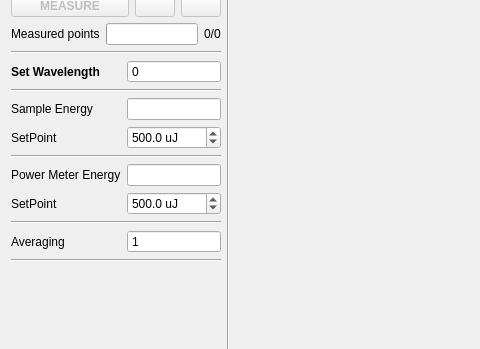
The window that modules/gui/designer/curve_measure_widget.ui (Kaldarinz/PA-RSCF-22-72-00015-) describes before a commit, drawn with Qt 5; both pictures show x 0 to 480 and y 188 to 537 of the 1117 by 842 pixel window.
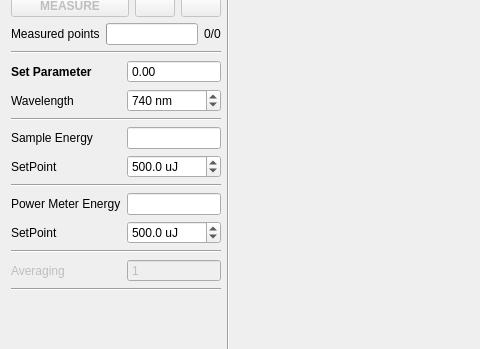
The same window after the commit. Icons and pictures are not drawn. Custom widgets are drawn as their Qt base class.

Commit message: refactor of curve measure

The edit to the form file:
```diff
--- a/modules/gui/designer/curve_measure_widget.ui
+++ b/modules/gui/designer/curve_measure_widget.ui
@@ -13,9 +13,7 @@
   <property name="windowTitle">
    <string>Form</string>
   </property>
-  <layout class="QVBoxLayout" name="verticalLayout_3">
-   <item>
-    <layout class="QHBoxLayout" name="horizontalLayout">
+  <layout class="QHBoxLayout" name="horizontalLayout_2">
      <item>
       <layout class="QVBoxLayout" name="verticalLayout_2">
        <item>
@@ -422,40 +420,21 @@
            </widget>
           </item>
           <item>
-           <layout class="QHBoxLayout" name="horizontalLayout_12">
+         <layout class="QHBoxLayout" name="horizontalLayout">
             <item>
              <widget class="QLabel" name="lbl_cur_param">
-              <property name="sizePolicy">
-               <sizepolicy hsizetype="Preferred" vsizetype="Preferred">
-                <horstretch>0</horstretch>
-                <verstretch>0</verstretch>
-               </sizepolicy>
-              </property>
               <property name="font">
                <font>
-                <weight>75</weight>
                 <bold>true</bold>
                </font>
               </property>
               <property name="text">
-               <string>Set Wavelength</string>
+             <string>Set Parameter</string>
               </property>
              </widget>
             </item>
             <item>
              <widget class="QuantSpinBox" name="sb_cur_param">
-              <property name="sizePolicy">
-               <sizepolicy hsizetype="Minimum" vsizetype="Fixed">
-                <horstretch>0</horstretch>
-                <verstretch>0</verstretch>
-               </sizepolicy>
-              </property>
-              <property name="minimumSize">
-               <size>
-                <width>0</width>
-                <height>0</height>
-               </size>
-              </property>
               <property name="maximumSize">
                <size>
                 <width>94</width>
@@ -474,12 +453,77 @@
               <property name="buttonSymbols">
                <enum>QAbstractSpinBox::NoButtons</enum>
               </property>
+            <property name="maximum">
+             <double>10000.000000000000000</double>
+            </property>
+           </widget>
+          </item>
+         </layout>
+        </item>
+        <item>
+         <layout class="QHBoxLayout" name="horizontalLayout_12">
+          <item>
+           <widget class="QLabel" name="lbl_cur_wl">
+            <property name="sizePolicy">
+             <sizepolicy hsizetype="Preferred" vsizetype="Preferred">
+              <horstretch>0</horstretch>
+              <verstretch>0</verstretch>
+             </sizepolicy>
+            </property>
+            <property name="font">
+             <font>
+              <bold>false</bold>
+             </font>
+            </property>
+            <property name="text">
+             <string>Wavelength</string>
+            </property>
+           </widget>
+          </item>
+          <item>
+           <widget class="QuantSpinBox" name="sb_cur_wl">
+            <property name="sizePolicy">
+             <sizepolicy hsizetype="Minimum" vsizetype="Fixed">
+              <horstretch>0</horstretch>
+              <verstretch>0</verstretch>
+             </sizepolicy>
+            </property>
+            <property name="minimumSize">
+             <size>
+              <width>0</width>
+              <height>0</height>
+             </size>
+            </property>
+            <property name="maximumSize">
+             <size>
+              <width>94</width>
+              <height>16777215</height>
+             </size>
+            </property>
+            <property name="baseSize">
+             <size>
+              <width>0</width>
+              <height>0</height>
+             </size>
+            </property>
+            <property name="readOnly">
+             <bool>false</bool>
+            </property>
+            <property name="buttonSymbols">
+             <enum>QAbstractSpinBox::UpDownArrows</enum>
+            </property>
+            <property name="suffix">
+             <string> nm</string>
+            </property>
               <property name="decimals">
                <number>0</number>
               </property>
               <property name="maximum">
                <double>10000.000000000000000</double>
               </property>
+            <property name="value">
+             <double>740.000000000000000</double>
+            </property>
              </widget>
             </item>
            </layout>
@@ -701,6 +745,9 @@
            <layout class="QHBoxLayout" name="horizontalLayout_5">
             <item>
              <widget class="QLabel" name="lbl_aver">
+            <property name="enabled">
+             <bool>false</bool>
+            </property>
               <property name="sizePolicy">
                <sizepolicy hsizetype="Preferred" vsizetype="Preferred">
                 <horstretch>0</horstretch>
@@ -714,6 +761,9 @@
             </item>
             <item>
              <widget class="QSpinBox" name="sb_aver">
+            <property name="enabled">
+             <bool>false</bool>
+            </property>
               <property name="sizePolicy">
                <sizepolicy hsizetype="Preferred" vsizetype="Fixed">
                 <horstretch>0</horstretch>
@@ -823,8 +873,6 @@
         </property>
        </widget>
       </widget>
-     </item>
-    </layout>
    </item>
   </layout>
  </widget>
```
Left out of the diff: 26 changed lines with no effect on the pictures. Lines whose indentation alone changed are shown as unchanged. The commit also changes 15 other files.
